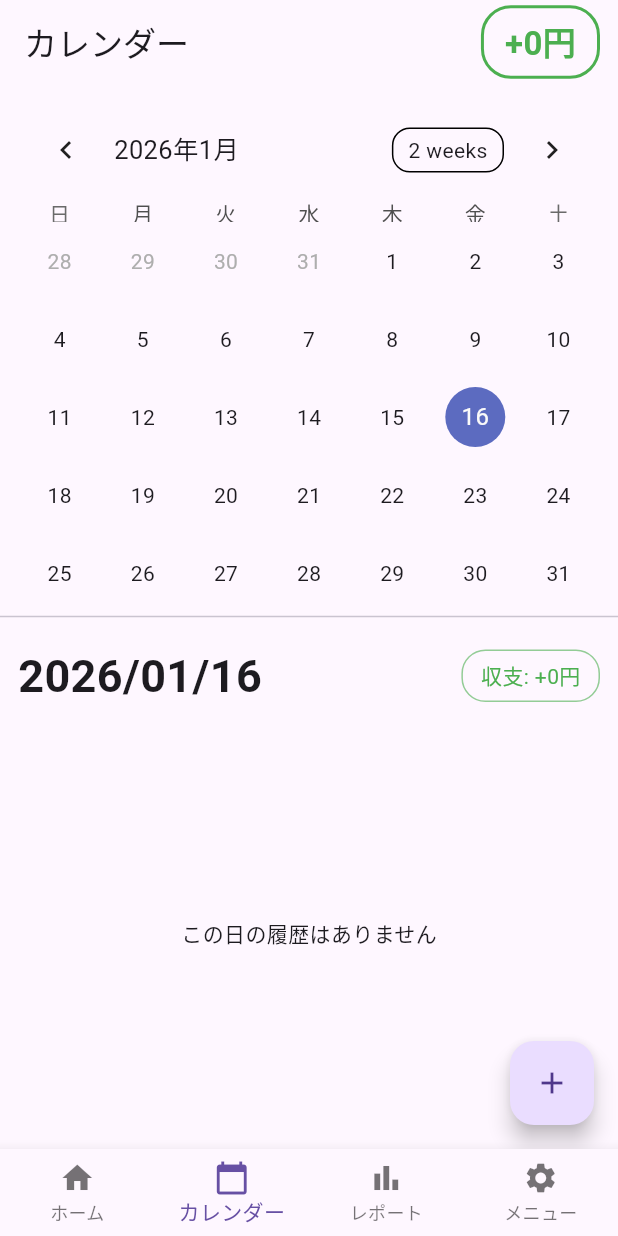
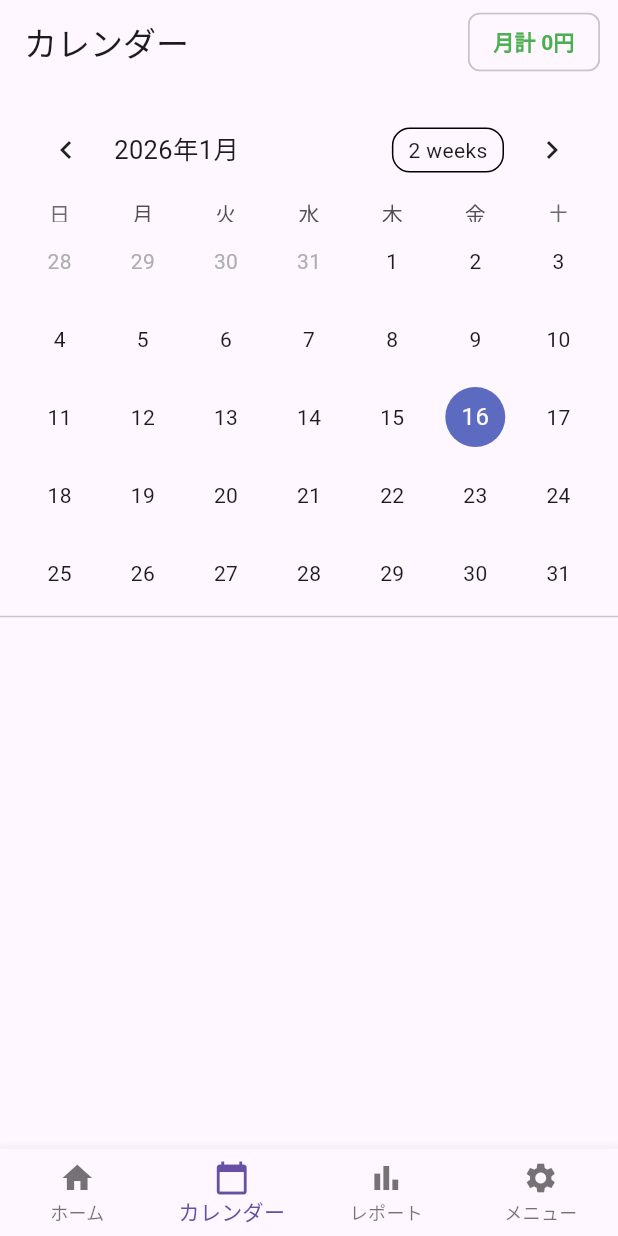
Before and after one commit to YoungGene/kakeibo_app, a Flutter app: the screen it shows after launch, item 2 of the bottom bar chosen, on a phone screen of 412 x 824 dp. Run offline on Flutter 3.47's test engine with Material 3 defaults, Android fonts, the phone set to English and light mode, and no system bars; drawn by our look-alikes of table_calendar; our stand-ins replace fl_chart, sqflite; accounts and stored records are empty.

Commit message:
01-16-カレンダーからインサート画面遷移きのきのう

```diff
--- a/lib/calender.dart
+++ b/lib/calender.dart
@@ -18,25 +18,23 @@ class _KakeiboCalendarPageState extends State<CalendarPage> {
   CalendarFormat _format = CalendarFormat.month;
 
   final NumberFormat _yenFormat = NumberFormat('#,###');
-  static const int highlightThreshold = 1000;
 
   String _key(DateTime d) => DateFormat('yyyy-MM-dd').format(d);
 
   List<Tx> _items = [];
   int _monthlyBalance = 0;
 
-  /// 日別収支
   final Map<String, int> _dailyBalanceMap = {};
 
-  // ---------- カレンダー用金額短縮 ----------
-  String formatCompactYen(int value) {
+  // ---------- 金額省略 ----------
+  String compactYen(int value) {
     final v = value.abs();
     if (v >= 100000000) {
       final n = v / 100000000;
-      return n % 1 == 0 ? '${n.toInt()}億' : '${n.toStringAsFixed(1)}億';
+      return '${n.toStringAsFixed(1)}億';
     } else if (v >= 10000) {
       final n = v / 10000;
-      return n % 1 == 0 ? '${n.toInt()}万' : '${n.toStringAsFixed(1)}万';
+      return '${n.toStringAsFixed(1)}万';
     }
     return v.toString();
   }
@@ -48,14 +46,6 @@ class _KakeiboCalendarPageState extends State<CalendarPage> {
       _items = rows.map(Tx.fromRow).toList();
     });
   }
-
-  int get _incomeSum => _items
-      .where((e) => e.type == TxType.income)
-      .fold(0, (s, e) => s + e.amount);
-
-  int get _expenseSum => _items
-      .where((e) => e.type == TxType.expense)
-      .fold(0, (s, e) => s + e.amount);
 
   // ---------- 月別 ----------
   Future<void> _loadMonthlyBalance() async {
@@ -69,9 +59,7 @@ class _KakeiboCalendarPageState extends State<CalendarPage> {
     int expense = 0;
 
     for (final tx in rows.map(Tx.fromRow)) {
-      final date = DateTime.parse(tx.date);
-      final key = _key(date);
-
+      final key = tx.date;
       _dailyBalanceMap[key] =
           (_dailyBalanceMap[key] ?? 0) +
           (tx.type == TxType.income ? tx.amount : -tx.amount);
@@ -91,6 +79,31 @@ class _KakeiboCalendarPageState extends State<CalendarPage> {
     _loadMonthlyBalance();
   }
 
+  /// ---------- insertへ ----------
+  Future<void> _openInsert(DateTime day) async {
+    final saved = await Navigator.push<bool>(
+      context,
+      MaterialPageRoute(
+        builder: (_) => const MyHomePage(title: "追加"),
+        settings: RouteSettings(arguments: day),
+      ),
+    );
+
+    if (saved == true) {
+      _selectedDay = day;
+      _focusedDay = day;
+      _loadForSelectedDay();
+      _loadMonthlyBalance();
+    }
+  }
+
+  /// ---------- 削除 ----------
+  Future<void> _deleteTx(Tx tx) async {
+    await KakeiboDb.instance.deleteByCreatedAt(tx.createdAt);
+    _loadForSelectedDay();
+    _loadMonthlyBalance();
+  }
+
   @override
   Widget build(BuildContext context) {
     final dateLabel = DateFormat('yyyy/MM/dd').format(_selectedDay);
@@ -101,16 +114,21 @@ class _KakeiboCalendarPageState extends State<CalendarPage> {
         actions: [
           Padding(
             padding: const EdgeInsets.only(right: 12),
-            child: _MonthBalanceChip(
-              value: _monthlyBalance,
-              formatter: _yenFormat,
+            child: Chip(
+              label: Text(
+                "月計 ${compactYen(_monthlyBalance)}円",
+                style: TextStyle(
+                  color: _monthlyBalance >= 0 ? Colors.green : Colors.red,
+                  fontWeight: FontWeight.bold,
+                ),
+              ),
             ),
           ),
         ],
       ),
       body: Column(
         children: [
-          // ---------- カレンダー ----------
+          /// ---------- カレンダー ----------
           Expanded(
             flex: 5,
             child: Padding(
@@ -122,27 +140,25 @@ class _KakeiboCalendarPageState extends State<CalendarPage> {
                 focusedDay: _focusedDay,
                 calendarFormat: _format,
                 selectedDayPredicate: (d) => isSameDay(_selectedDay, d),
-                onFormatChanged: (f) => setState(() => _format = f),
-                onDaySelected: (selected, focused) {
-                  setState(() {
-                    _selectedDay = selected;
-                    _focusedDay = focused;
-                  });
+                onDaySelected: (s, f) {
+                  _selectedDay = s;
+                  _focusedDay = f;
                   _loadForSelectedDay();
-                  _loadMonthlyBalance();
                 },
                 calendarBuilders: CalendarBuilders(
                   defaultBuilder: (context, day, _) {
                     final key = _key(day);
-                    final balance = _dailyBalanceMap[key];
-                    final has = balance != null && balance != 0;
-                    final plus = has && balance! > 0;
-                    final big = has && balance!.abs() >= highlightThreshold;
-                    final selected = isSameDay(day, _selectedDay);
+                    final bal = _dailyBalanceMap[key];
+                    final has = bal != null && bal != 0;
+                    final plus = has && bal! > 0;
 
-                    return AnimatedScale(
-                      scale: selected ? 1.05 : 1.0,
-                      duration: const Duration(milliseconds: 150),
+                    return GestureDetector(
+                      onTap: () {
+                        _selectedDay = day;
+                        _focusedDay = day;
+                        _loadForSelectedDay();
+                      },
+                      onDoubleTap: () => _openInsert(day),
                       child: Container(
                         margin: const EdgeInsets.all(4),
                         decoration: BoxDecoration(
@@ -153,35 +169,16 @@ class _KakeiboCalendarPageState extends State<CalendarPage> {
                                       : Colors.red.withOpacity(0.15))
                                   : null,
                           borderRadius: BorderRadius.circular(10),
-                          border:
-                              selected
-                                  ? Border.all(
-                                    color:
-                                        Theme.of(context).colorScheme.primary,
-                                    width: 2,
-                                  )
-                                  : null,
                         ),
                         child: Column(
                           mainAxisAlignment: MainAxisAlignment.center,
                           children: [
-                            Text(
-                              '${day.day}',
-                              style: TextStyle(
-                                fontSize: big ? 16 : 14,
-                                fontWeight:
-                                    big || selected
-                                        ? FontWeight.bold
-                                        : FontWeight.normal,
-                              ),
-                            ),
+                            Text('${day.day}'),
                             if (has)
                               Text(
-                                '${plus ? "+" : "-"}${formatCompactYen(balance!)}',
+                                '${plus ? "+" : "-"}${compactYen(bal!)}',
                                 style: TextStyle(
-                                  fontSize: big ? 13 : 11,
-                                  fontWeight:
-                                      big ? FontWeight.bold : FontWeight.normal,
+                                  fontSize: 11,
                                   color: plus ? Colors.green : Colors.red,
                                 ),
                               ),
@@ -197,57 +194,38 @@ class _KakeiboCalendarPageState extends State<CalendarPage> {
 
           const Divider(),
 
-          // ---------- 日別履歴 ----------
+          /// ---------- 日別 ----------
           Expanded(
             flex: 5,
-            child: Column(
-              children: [
-                Padding(
-                  padding: const EdgeInsets.fromLTRB(12, 10, 12, 6),
-                  child: Row(
-                    children: [
-                      Text(
-                        dateLabel,
-                        style: const TextStyle(
-                          fontSize: 30,
-                          fontWeight: FontWeight.bold,
-                        ),
-                      ),
-                      const Spacer(),
-                      _SummaryChip(
-                        label: "収支",
-                        value: _incomeSum - _expenseSum,
-                        formatter: _yenFormat,
-                      ),
-                    ],
-                  ),
-                ),
-                Expanded(
-                  child:
-                      _items.isEmpty
-                          ? const Center(child: Text("この日の履歴はありません"))
-                          : ListView.separated(
+            child: ListView.separated(
               itemCount: _items.length,
               separatorBuilder: (_, __) => const Divider(),
               itemBuilder: (_, i) {
                 final tx = _items[i];
                 final plus = tx.type == TxType.income;
-                              return ListTile(
+
+                return Dismissible(
+                  key: ValueKey(tx.createdAt),
+                  background: Container(
+                    color: Colors.red,
+                    alignment: Alignment.centerRight,
+                    padding: const EdgeInsets.only(right: 20),
+                    child: const Icon(Icons.delete, color: Colors.white),
+                  ),
+                  direction: DismissDirection.endToStart,
+                  onDismissed: (_) => _deleteTx(tx),
+                  child: ListTile(
                     leading: Icon(
                       plus ? Icons.add : Icons.remove,
                       color: plus ? Colors.green : Colors.red,
                     ),
-                                title: Text(
-                                  tx.note?.trim().isNotEmpty == true
-                                      ? tx.note!
-                                      : tx.category,
-                                ),
-                                subtitle: Text(tx.category),
+                    title: Text(tx.category),
                     trailing: Text(
-                                  "${plus ? "+" : "-"}${_yenFormat.format(tx.amount)}円",
+                      "${plus ? "+" : "-"}${compactYen(tx.amount)}円",
                       style: TextStyle(
                         fontWeight: FontWeight.bold,
                         color: plus ? Colors.green : Colors.red,
+                      ),
                     ),
                   ),
                 );
@@ -256,88 +234,6 @@ class _KakeiboCalendarPageState extends State<CalendarPage> {
           ),
         ],
       ),
-          ),
-        ],
-      ),
-      floatingActionButton: FloatingActionButton(
-        child: const Icon(Icons.add),
-        onPressed: () async {
-          final saved = await Navigator.push<bool>(
-            context,
-            MaterialPageRoute(builder: (_) => MyHomePage(title: "追加")),
-          );
-          if (saved == true) {
-            _loadForSelectedDay();
-            _loadMonthlyBalance();
-          }
-        },
-      ),
     );
   }
 }
-
-// ---------- 日別サマリー ----------
-class _SummaryChip extends StatelessWidget {
-  final String label;
-  final int value;
-  final NumberFormat formatter;
-
-  const _SummaryChip({
-    required this.label,
-    required this.value,
-    required this.formatter,
-  });
-
-  @override
-  Widget build(BuildContext context) {
-    final plus = value >= 0;
-    final big = value.abs() >= 1000;
-    final color = plus ? Colors.green : Colors.red;
-
-    return Container(
-      padding: const EdgeInsets.symmetric(horizontal: 12, vertical: 6),
-      decoration: BoxDecoration(
-        border: Border.all(color: color.withOpacity(0.6)),
-        borderRadius: BorderRadius.circular(16),
-      ),
-      child: Text(
-        "$label: ${plus ? "+" : "-"}${formatter.format(value.abs())}円",
-        style: TextStyle(
-          fontWeight: big ? FontWeight.bold : FontWeight.normal,
-          fontSize: big ? 18 : 14,
-          color: color,
-        ),
-      ),
-    );
-  }
-}
-
-// ---------- 月収支 ----------
-class _MonthBalanceChip extends StatelessWidget {
-  final int value;
-  final NumberFormat formatter;
-
-  const _MonthBalanceChip({required this.value, required this.formatter});
-
-  @override
-  Widget build(BuildContext context) {
-    final plus = value >= 0;
-    final color = plus ? Colors.green : Colors.red;
-
-    return Container(
-      padding: const EdgeInsets.symmetric(horizontal: 14, vertical: 6),
-      decoration: BoxDecoration(
-        border: Border.all(color: color, width: 2),
-        borderRadius: BorderRadius.circular(20),
-      ),
-      child: Text(
-        "${plus ? "+" : "-"}${formatter.format(value.abs())}円",
-        style: TextStyle(
-          fontSize: 22,
-          fontWeight: FontWeight.bold,
-          color: color,
-        ),
-      ),
-    );
-  }
-}
```
Also changed, not shown: lib/database/syuusi_db.dart (+60 -27 lines), lib/insert.dart (+9 -0 lines). Lines whose indentation alone changed are shown as unchanged.
